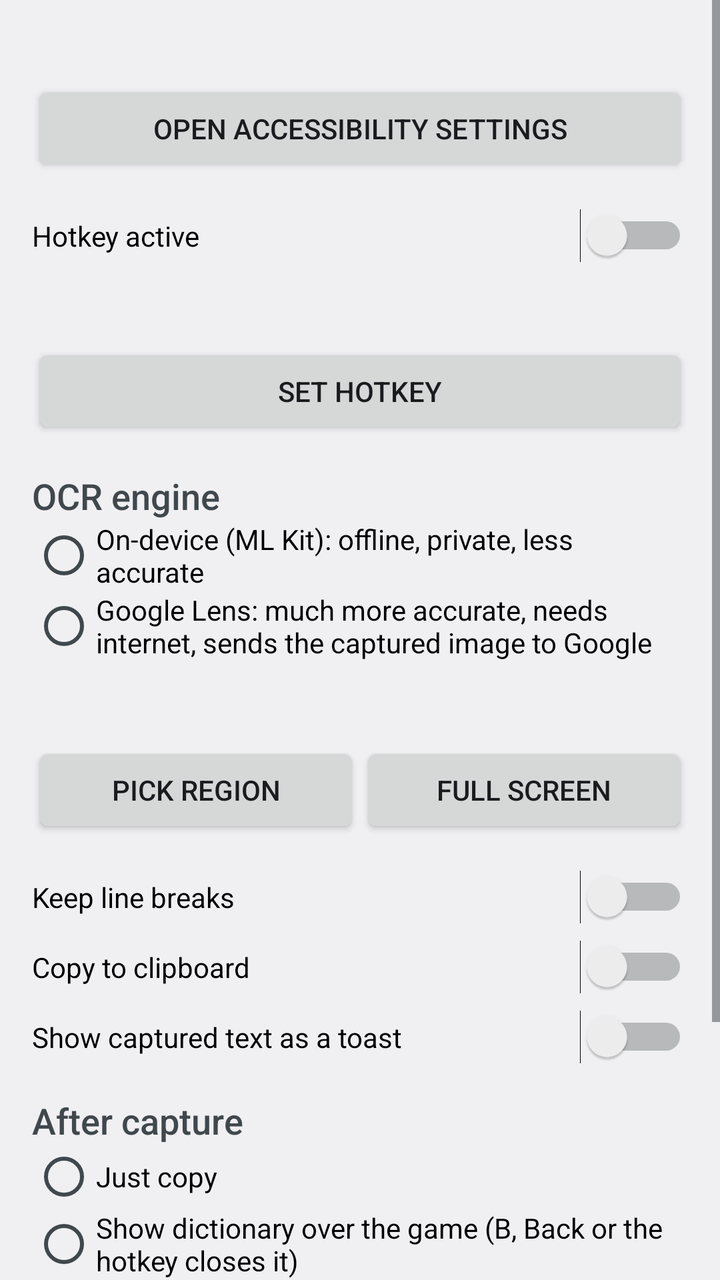
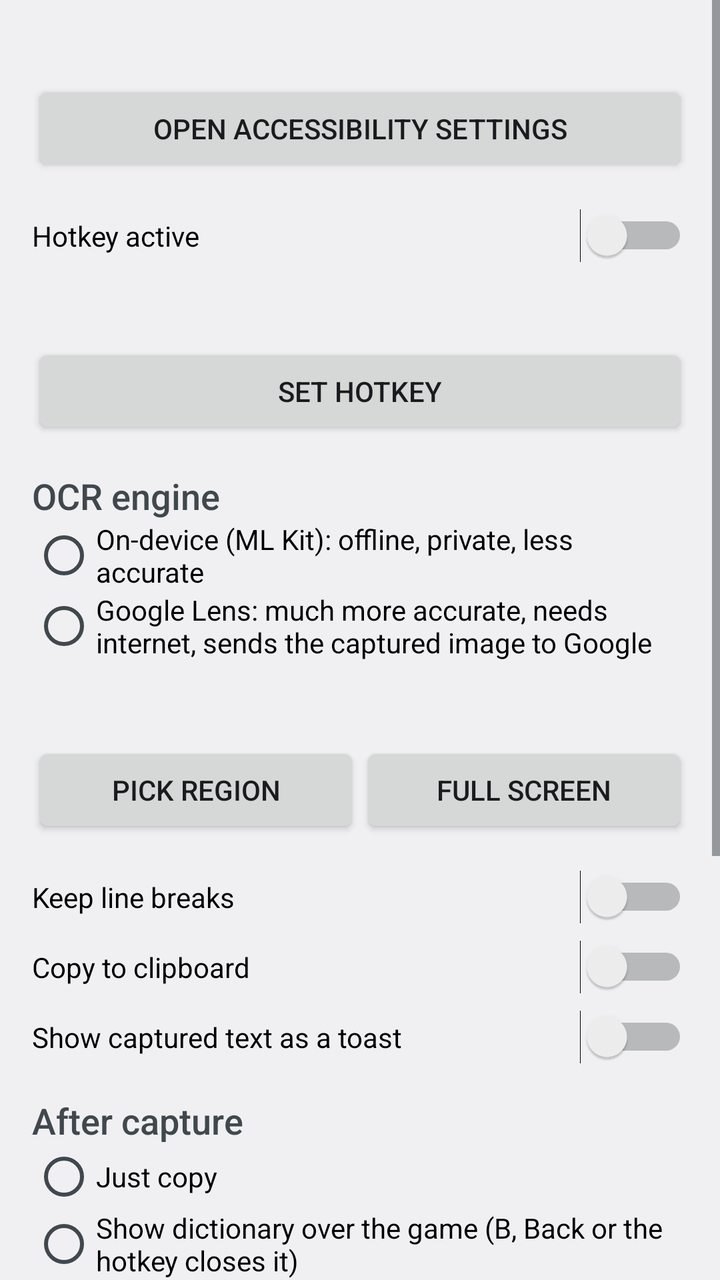

An Android layout rendered at two revisions. The XML below is the earlier revision; the diff shows what the commit changed to produce the second picture.
<!-- AndroidManifest.xml: application theme android:Theme.DeviceDefault.DayNight -->
<!-- res/layout/activity_main.xml -->
<?xml version="1.0" encoding="utf-8"?>
<ScrollView xmlns:android="http://schemas.android.com/apk/res/android"
    android:layout_width="match_parent"
    android:layout_height="match_parent">

    <LinearLayout
        android:layout_width="match_parent"
        android:layout_height="wrap_content"
        android:orientation="vertical"
        android:padding="16dp">

        <TextView
            android:id="@+id/serviceStatus"
            android:layout_width="match_parent"
            android:layout_height="wrap_content"
            android:textAppearance="?android:attr/textAppearanceMedium" />

        <Button
            android:id="@+id/openAccessibility"
            android:layout_width="match_parent"
            android:layout_height="wrap_content"
            android:text="Open accessibility settings" />

        <Switch
            android:id="@+id/enabled"
            android:layout_width="match_parent"
            android:layout_height="wrap_content"
            android:layout_marginTop="16dp"
            android:text="Hotkey active" />

        <TextView
            android:id="@+id/hotkeyLabel"
            android:layout_width="match_parent"
            android:layout_height="wrap_content"
            android:layout_marginTop="16dp"
            android:textAppearance="?android:attr/textAppearanceMedium" />

        <Button
            android:id="@+id/setHotkey"
            android:layout_width="match_parent"
            android:layout_height="wrap_content"
            android:text="Set hotkey" />

        <TextView
            android:layout_width="match_parent"
            android:layout_height="wrap_content"
            android:layout_marginTop="16dp"
            android:text="OCR engine"
            android:textAppearance="?android:attr/textAppearanceMedium" />

        <RadioGroup
            android:id="@+id/engine"
            android:layout_width="match_parent"
            android:layout_height="wrap_content">

            <RadioButton
                android:id="@+id/engineLocal"
                android:layout_width="match_parent"
                android:layout_height="wrap_content"
                android:text="On-device (ML Kit): offline, private, less accurate" />

            <RadioButton
                android:id="@+id/engineLens"
                android:layout_width="match_parent"
                android:layout_height="wrap_content"
                android:text="Google Lens: much more accurate, needs internet, sends the captured image to Google" />
        </RadioGroup>

        <TextView
            android:id="@+id/regionLabel"
            android:layout_width="match_parent"
            android:layout_height="wrap_content"
            android:layout_marginTop="16dp"
            android:textAppearance="?android:attr/textAppearanceMedium" />

        <LinearLayout
            android:layout_width="match_parent"
            android:layout_height="wrap_content"
            android:orientation="horizontal">

            <Button
                android:id="@+id/pickRegion"
                android:layout_width="0dp"
                android:layout_height="wrap_content"
                android:layout_weight="1"
                android:text="Pick region" />

            <Button
                android:id="@+id/clearRegion"
                android:layout_width="0dp"
                android:layout_height="wrap_content"
                android:layout_weight="1"
                android:text="Full screen" />
        </LinearLayout>

        <Switch
            android:id="@+id/keepNewlines"
            android:layout_width="match_parent"
            android:layout_height="wrap_content"
            android:layout_marginTop="16dp"
            android:text="Keep line breaks" />

        <Switch
            android:id="@+id/copyToClipboard"
            android:layout_width="match_parent"
            android:layout_height="wrap_content"
            android:layout_marginTop="8dp"
            android:text="Copy to clipboard" />

        <Switch
            android:id="@+id/showToast"
            android:layout_width="match_parent"
            android:layout_height="wrap_content"
            android:layout_marginTop="8dp"
            android:text="Show captured text as a toast" />

        <TextView
            android:layout_width="match_parent"
            android:layout_height="wrap_content"
            android:layout_marginTop="16dp"
            android:text="After capture"
            android:textAppearance="?android:attr/textAppearanceMedium" />

        <RadioGroup
            android:id="@+id/dictionaryMode"
            android:layout_width="match_parent"
            android:layout_height="wrap_content">

            <RadioButton
                android:id="@+id/dictOff"
                android:layout_width="match_parent"
                android:layout_height="wrap_content"
                android:text="Just copy" />

            <RadioButton
                android:id="@+id/dictOverlay"
                android:layout_width="match_parent"
                android:layout_height="wrap_content"
                android:text="Show dictionary over the game (B, Back or the hotkey closes it)" />

            <RadioButton
                android:id="@+id/dictBrowser"
                android:layout_width="match_parent"
                android:layout_height="wrap_content"
                android:text="Open dictionary in the browser" />
        </RadioGroup>

        <EditText
            android:id="@+id/dictionaryUrl"
            android:layout_width="match_parent"
            android:layout_height="wrap_content"
            android:hint="Dictionary URL, {text} = captured text"
            android:importantForAutofill="no"
            android:inputType="textUri" />

        <TextView
            android:layout_width="match_parent"
            android:layout_height="wrap_content"
            android:layout_marginTop="24dp"
            android:text="Last result"
            android:textAppearance="?android:attr/textAppearanceSmall" />

        <TextView
            android:id="@+id/lastResult"
            android:layout_width="match_parent"
            android:layout_height="wrap_content"
            android:textAppearance="?android:attr/textAppearanceLarge"
            android:textIsSelectable="true" />
    </LinearLayout>
</ScrollView>
<!-- resources referenced by this layout -->
<resources>

</resources>

<!-- the commit's change to res/layout/activity_main.xml (unified diff, before → after) -->
@@ -156,6 +156,46 @@
         <TextView
             android:layout_width="match_parent"
             android:layout_height="wrap_content"
+            android:layout_marginTop="16dp"
+            android:text="Translate hotkey"
+            android:textAppearance="?android:attr/textAppearanceMedium" />
+
+        <TextView
+            android:id="@+id/translateHotkeyLabel"
+            android:layout_width="match_parent"
+            android:layout_height="wrap_content" />
+
+        <LinearLayout
+            android:layout_width="match_parent"
+            android:layout_height="wrap_content"
+            android:orientation="horizontal">
+
+            <Button
+                android:id="@+id/setTranslateHotkey"
+                android:layout_width="0dp"
+                android:layout_height="wrap_content"
+                android:layout_weight="1"
+                android:text="Set translate hotkey" />
+
+            <Button
+                android:id="@+id/clearTranslateHotkey"
+                android:layout_width="0dp"
+                android:layout_height="wrap_content"
+                android:layout_weight="1"
+                android:text="Clear" />
+        </LinearLayout>
+
+        <EditText
+            android:id="@+id/translateUrl"
+            android:layout_width="match_parent"
+            android:layout_height="wrap_content"
+            android:hint="Translator URL, {text} = captured text"
+            android:importantForAutofill="no"
+            android:inputType="textUri" />
+
+        <TextView
+            android:layout_width="match_parent"
+            android:layout_height="wrap_content"
             android:layout_marginTop="24dp"
             android:text="Last result"
             android:textAppearance="?android:attr/textAppearanceSmall" />
